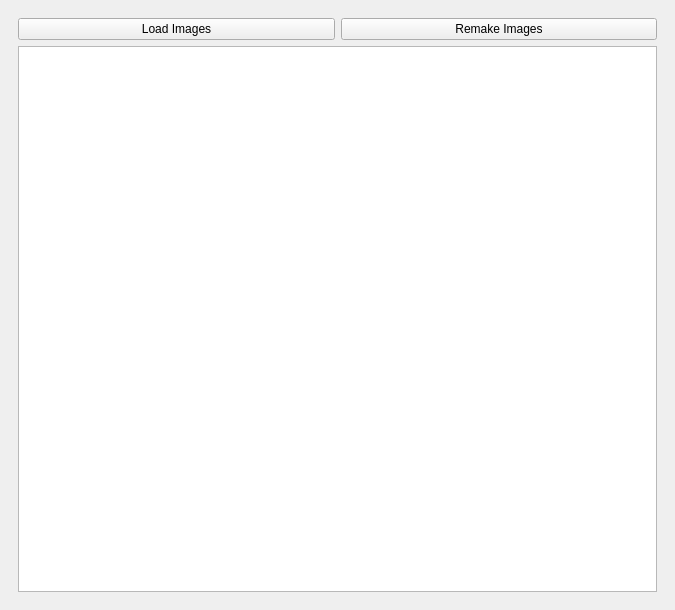
Old version of the form image_loader_dockwidget_base.ui in the repository Drew973/PTS_image_loader.
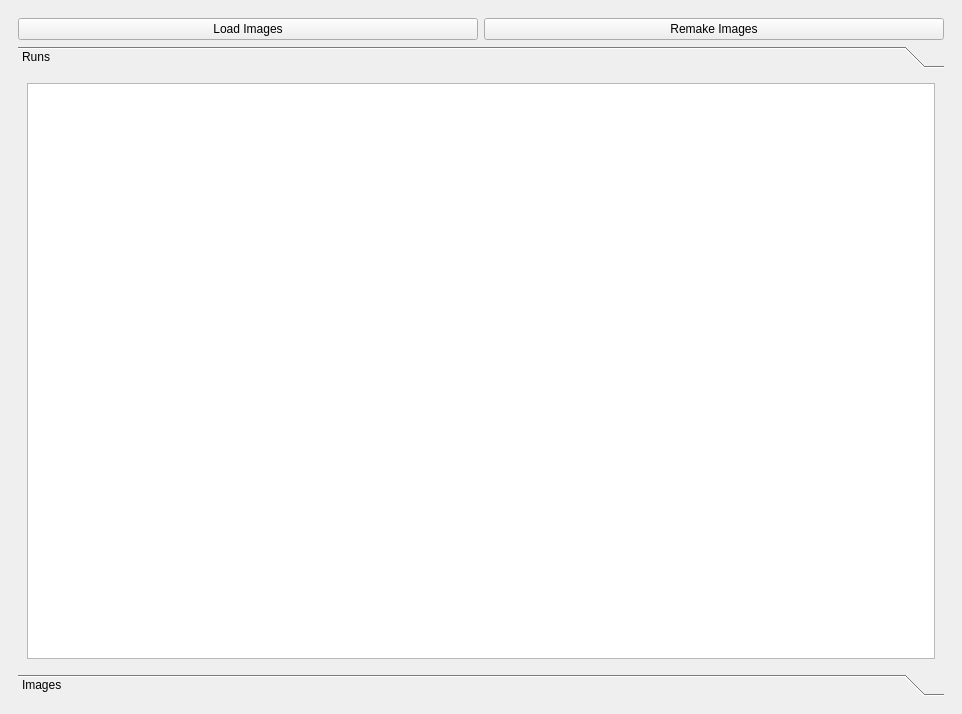
New version of the form. Custom widgets are drawn as their Qt base class.

Commit message: seems to be working. todo: improve time to remake images.

```diff
--- a/image_loader_dockwidget_base.ui
+++ b/image_loader_dockwidget_base.ui
@@ -6,8 +6,8 @@
    <rect>
     <x>0</x>
     <y>0</y>
-    <width>675</width>
-    <height>610</height>
+    <width>962</width>
+    <height>714</height>
    </rect>
   </property>
   <property name="windowTitle">
@@ -17,7 +17,7 @@
    <layout class="QVBoxLayout" name="verticalLayout">
     <item>
      <widget class="QWidget" name="mainWidget" native="true">
-      <layout class="QVBoxLayout" name="verticalLayout_2">
+      <layout class="QVBoxLayout" name="verticalLayout_4">
        <item>
         <layout class="QHBoxLayout" name="horizontalLayout">
          <item>
@@ -43,7 +43,73 @@
         </layout>
        </item>
        <item>
-        <widget class="detailsTreeView" name="runsView"/>
+        <widget class="QToolBox" name="toolBox">
+         <property name="currentIndex">
+          <number>0</number>
+         </property>
+         <widget class="QWidget" name="page">
+          <property name="geometry">
+           <rect>
+            <x>0</x>
+            <y>0</y>
+            <width>918</width>
+            <height>545</height>
+           </rect>
+          </property>
+          <attribute name="label">
+           <string>Runs</string>
+          </attribute>
+          <layout class="QVBoxLayout" name="verticalLayout_3">
+           <item>
+            <widget class="runsView" name="runsView">
+             <property name="contextMenuPolicy">
+              <enum>Qt::DefaultContextMenu</enum>
+             </property>
+             <property name="alternatingRowColors">
+              <bool>true</bool>
+             </property>
+             <property name="selectionMode">
+              <enum>QAbstractItemView::SingleSelection</enum>
+             </property>
+             <property name="selectionBehavior">
+              <enum>QAbstractItemView::SelectRows</enum>
+             </property>
+             <attribute name="verticalHeaderVisible">
+              <bool>false</bool>
+             </attribute>
+            </widget>
+           </item>
+          </layout>
+         </widget>
+         <widget class="QWidget" name="page_2">
+          <property name="geometry">
+           <rect>
+            <x>0</x>
+            <y>0</y>
+            <width>918</width>
+            <height>545</height>
+           </rect>
+          </property>
+          <attribute name="label">
+           <string>Images</string>
+          </attribute>
+          <layout class="QVBoxLayout" name="verticalLayout_2">
+           <item>
+            <widget class="QComboBox" name="runBox"/>
+           </item>
+           <item>
+            <widget class="imagesView" name="imagesView">
+             <property name="selectionBehavior">
+              <enum>QAbstractItemView::SelectRows</enum>
+             </property>
+             <attribute name="verticalHeaderVisible">
+              <bool>false</bool>
+             </attribute>
+            </widget>
+           </item>
+          </layout>
+         </widget>
+        </widget>
        </item>
       </layout>
      </widget>
@@ -53,9 +119,14 @@
  </widget>
  <customwidgets>
   <customwidget>
-   <class>detailsTreeView</class>
-   <extends>QTreeView</extends>
-   <header>image_loader.details_tree_view</header>
+   <class>runsView</class>
+   <extends>QTableView</extends>
+   <header>image_loader.runs_view</header>
+  </customwidget>
+  <customwidget>
+   <class>imagesView</class>
+   <extends>QTableView</extends>
+   <header>image_loader.images_view</header>
   </customwidget>
  </customwidgets>
  <resources/>
```
Left out of the diff: 2 changed lines with no effect on the pictures. The commit also changes 62 other files.
